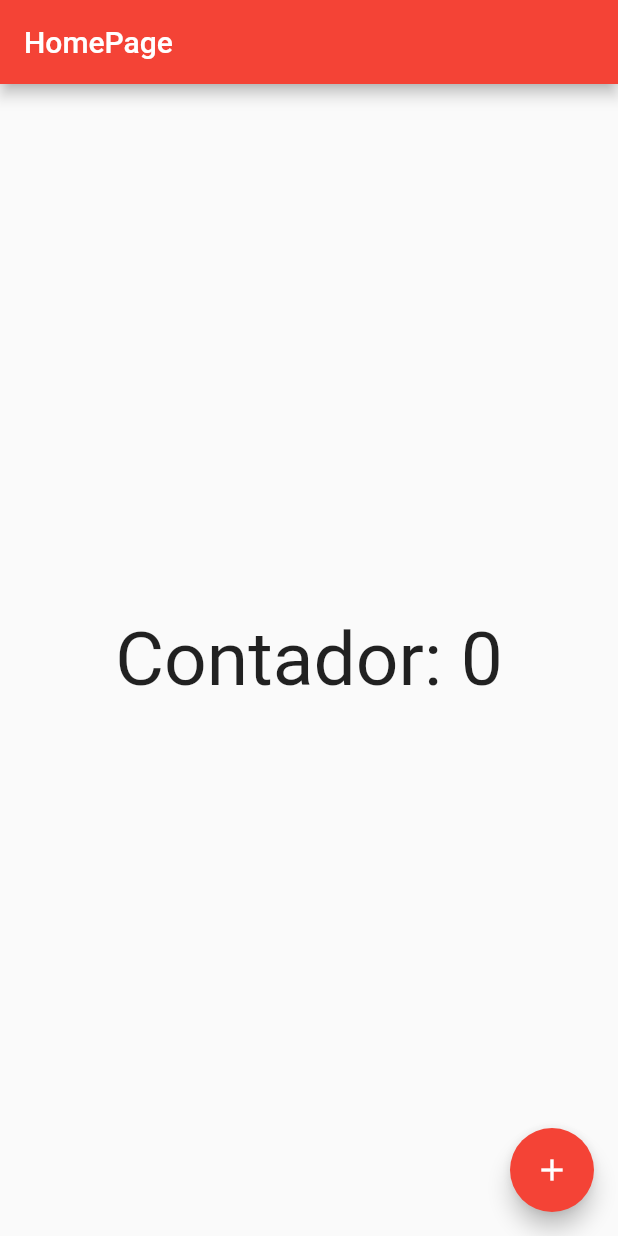
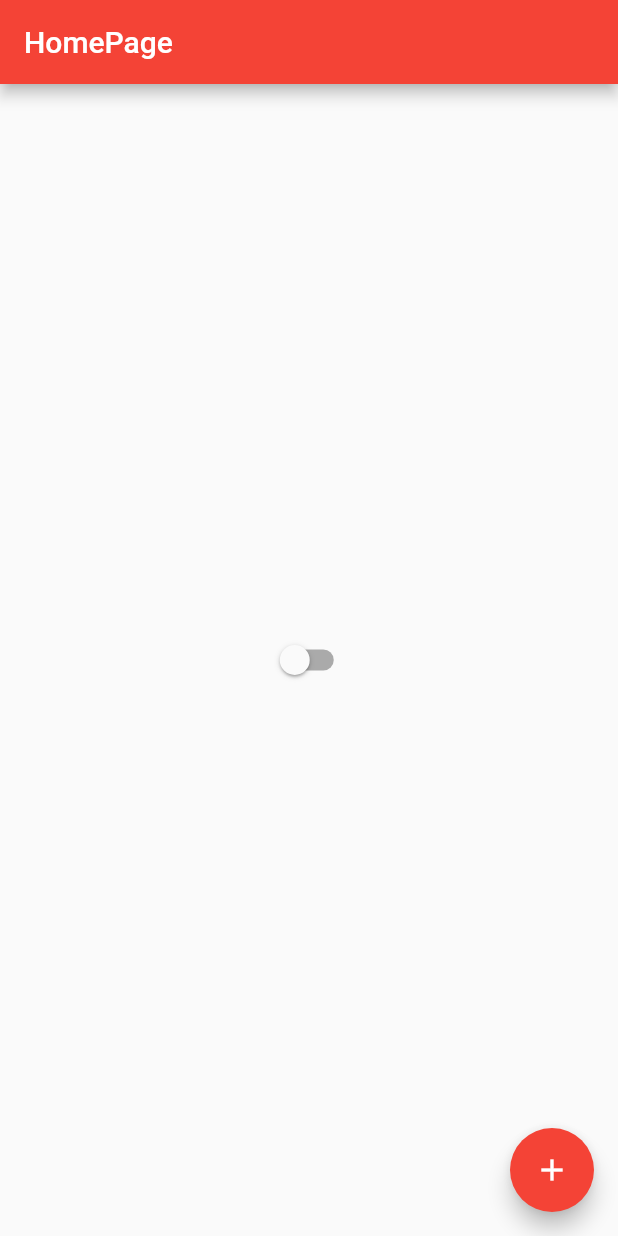
Before and after one commit to Rein4ldoAlv3s/EstudoFlutter, a Flutter app: the screen it shows after launch, on a phone screen of 412 x 824 dp. Run offline on Flutter 3.47's test engine with Material 2 defaults, Android fonts, the phone set to English and light mode, and no system bars.

```diff
--- /dev/null
+++ b/lib/app_controller.dart
@@ -0,0 +1,12 @@
+import 'package:flutter/cupertino.dart';
+
+class AppController extends ChangeNotifier{
+
+  static AppController instance = AppController();
+
+  bool isDartTheme = false;
+  changeTheme(){
+    isDartTheme = !isDartTheme;
+    notifyListeners();
+  }
+}
--- a/lib/app_widget.dart
+++ b/lib/app_widget.dart
@@ -1,14 +1,24 @@
 import 'package:flutter/material.dart';
+import 'package:flutter_app2/app_controller.dart';
 
 import 'home_page.dart';
 
-class Widy extends StatelessWidget{
-
+class AppWidget extends StatelessWidget{
   @override
   Widget build(BuildContext context) {
-    return MaterialApp(
-      theme: ThemeData(primarySwatch: Colors.red),
-      home: HomePage(),
+    return AnimatedBuilder(
+      animation: AppController.instance,
+        builder: (context, child){
+      return MaterialApp(
+        theme: ThemeData(
+          primarySwatch: Colors.red,
+          brightness: AppController.instance.isDartTheme
+              ? Brightness.dark
+              : Brightness.light,
+        ),
+        home: HomePage(),
+      );
+    } ,
     );
   }
 }
--- a/lib/home_page.dart
+++ b/lib/home_page.dart
@@ -1,4 +1,5 @@
 import 'package:flutter/material.dart';
+import 'package:flutter_app2/app_controller.dart';
 
 class HomePage extends StatefulWidget{
   @override
@@ -10,25 +11,21 @@ class HomePage extends StatefulWidget{
 
 class HomePageState extends State<HomePage> {
   int counter=0;
+  bool isDartTheme = false;
 
   @override
   Widget build(BuildContext context) {
     return Scaffold(
       appBar: AppBar(
-        title: Text('HomePage')
+        title: Text('HomePage'),
       ),
-
       body: Center(
-          child: GestureDetector(
-            child: Text(
-              'Contador: $counter',
-              style: TextStyle(fontSize: 50),),
-            onTap: (){
-              setState(() {
-                counter++;
-              });
-            },
-          )),
+        child: Switch(
+          value: AppController.instance.isDartTheme,
+          onChanged: (value){
+            AppController.instance.changeTheme();
+          }),
+      ),
       floatingActionButton: FloatingActionButton(
         child: Icon(Icons.add),
         onPressed: () {
--- a/lib/main.dart
+++ b/lib/main.dart
@@ -5,5 +5,5 @@ import 'package:flutter/material.dart';
 import 'app_widget.dart';
 
 main(){
-  runApp(Widy());
+  runApp(AppWidget());
 }
```
